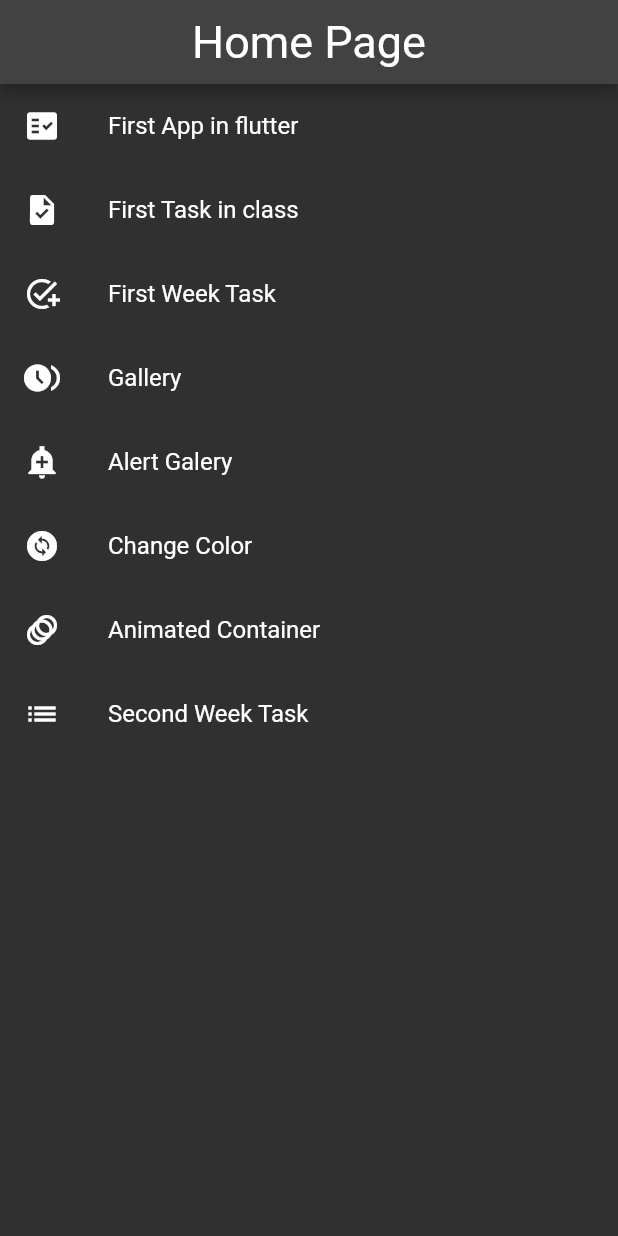
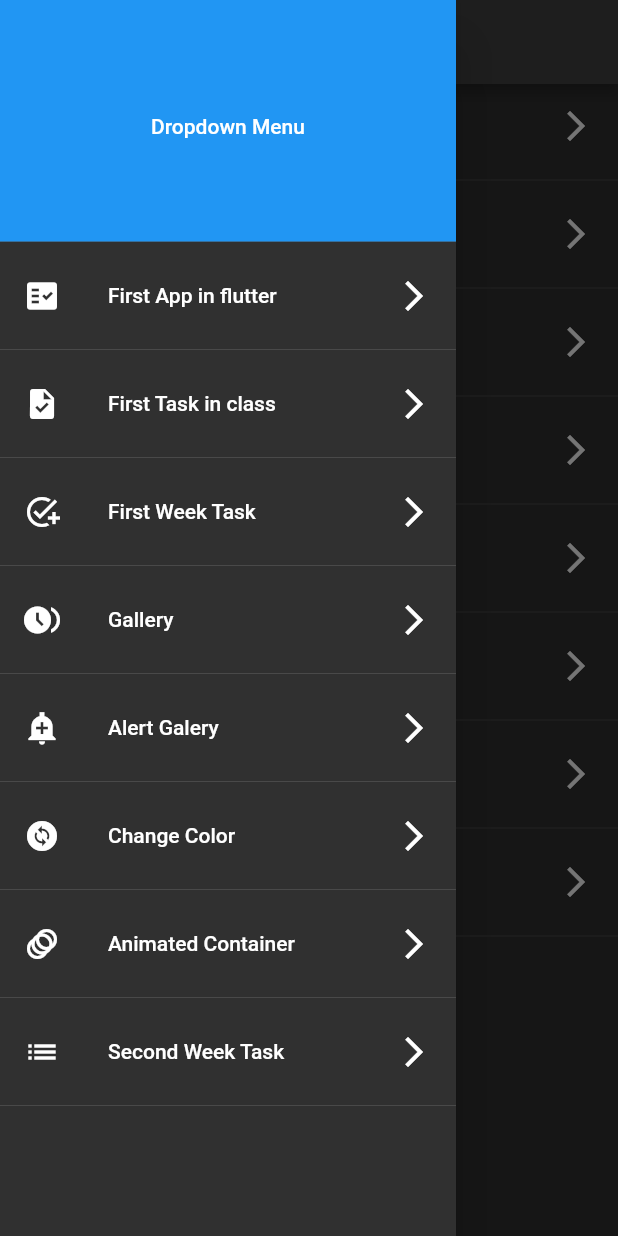
Before and after one commit to DeijoseDevelop/proyecto_flutter_LSV, a Flutter app: the screen it shows after launch, with the side drawer open (before the commit the screen has no drawer), on a phone screen of 412 x 824 dp. Run offline on Flutter 3.47's test engine with Material 2 defaults, Android fonts, the phone set to English and light mode, and no system bars.

Commit message:
separate coding

```diff
--- a/lib/src/utils/alert.dart
+++ b/lib/src/utils/alert.dart
@@ -14,6 +14,15 @@ void showAlert(BuildContext context, String name, String url){
         ),
         actions: <Widget>[
           TextButton(
+            child: const Text('Cancel'),
+            style: TextButton.styleFrom(
+              primary: Colors.red,
+            ),
+            onPressed: (){
+              Navigator.of(context).pop();
+            },
+          ),
+          TextButton(
             child: const Text('Ok'),
             onPressed: (){
               Navigator.of(context).pop();
--- /dev/null
+++ b/lib/src/utils/list_routes.dart
@@ -0,0 +1,67 @@
+import 'package:flutter/material.dart';
+
+class Routes {
+  final BuildContext contexto;
+  Routes({required this.contexto});
+
+  List<Widget> listRoutes() {
+    return [
+      ListTile(
+        leading: const Icon(Icons.fact_check),
+        title: const Text('First App in flutter'),
+        onTap: () => Navigator.pushNamed(contexto, '/app'),
+        trailing: const Icon(Icons.arrow_forward_ios),
+      ),
+      const Divider(),
+      ListTile(
+        leading: const Icon(Icons.task),
+        title: const Text('First Task in class'),
+        onTap: () => Navigator.pushNamed(contexto, '/first'),
+        trailing: const Icon(Icons.arrow_forward_ios),
+      ),
+      const Divider(),
+      ListTile(
+        leading: const Icon(Icons.add_task),
+        title: const Text('First Week Task'),
+        onTap: () => Navigator.pushNamed(contexto, '/task'),
+        trailing: const Icon(Icons.arrow_forward_ios),
+      ),
+      const Divider(),
+      ListTile(
+        leading: const Icon(Icons.browse_gallery),
+        title: const Text('Gallery'),
+        onTap: () => Navigator.pushNamed(contexto, '/gallery'),
+        trailing: const Icon(Icons.arrow_forward_ios),
+      ),
+      const Divider(),
+      ListTile(
+        leading: const Icon(Icons.add_alert_sharp),
+        title: const Text('Alert Galery'),
+        onTap: () => Navigator.pushNamed(contexto, '/alert'),
+        trailing: const Icon(Icons.arrow_forward_ios),
+      ),
+      const Divider(),
+      ListTile(
+        leading: const Icon(Icons.change_circle),
+        title: const Text('Change Color'),
+        onTap: () => Navigator.pushNamed(contexto, '/changeColor'),
+        trailing: const Icon(Icons.arrow_forward_ios),
+      ),
+      const Divider(),
+      ListTile(
+        leading: const Icon(Icons.animation),
+        title: const Text('Animated Container'),
+        onTap: () => Navigator.pushNamed(contexto, '/animatedContainer'),
+        trailing: const Icon(Icons.arrow_forward_ios),
+      ),
+      const Divider(),
+      ListTile(
+        leading: const Icon(Icons.list),
+        title: const Text('Second Week Task'),
+        onTap: () => Navigator.pushNamed(contexto, '/lista'),
+        trailing: const Icon(Icons.arrow_forward_ios),
+      ),
+      const Divider(),
+    ];
+  }
+}
--- a/lib/src/view/home_view.dart
+++ b/lib/src/view/home_view.dart
@@ -1,64 +1,41 @@
+// ignore_for_file: unnecessary_new
+
 import 'package:flutter/material.dart';
+
+import 'package:final_project_of_mobile/src/utils/list_routes.dart';
 
 class HomeView extends StatelessWidget {
   const HomeView({Key? key}) : super(key: key);
 
   @override
   Widget build(BuildContext context) {
+    final routes = new Routes(contexto: context);
+
     return Scaffold(
       appBar: AppBar(
         title: const Text('Home Page'),
         centerTitle: true,
         titleTextStyle: const TextStyle(fontSize: 30.0),
       ),
-      body: _list(context),
-    );
-  }
-
-  Widget _list(BuildContext context){
-    return ListView(
-      children: <Widget>[
-        ListTile(
-          leading: const Icon(Icons.fact_check),
-          title: const Text('First App in flutter'),
-          onTap: () => Navigator.pushNamed(context, '/app'),
+      body: ListView(
+        children: routes.listRoutes()
         ),
-        ListTile(
-          leading: const Icon(Icons.task),
-          title: const Text('First Task in class'),
-          onTap: () => Navigator.pushNamed(context, '/first'),
+      drawer: Drawer(
+        child: ListView(
+          padding: EdgeInsets.zero,
+          children: <Widget>[
+            const DrawerHeader(
+              decoration: BoxDecoration(
+                color: Colors.blue,
+              ),
+              child: Center(
+                child: Text('Dropdown Menu'),
+              ),
+            ),
+            ...routes.listRoutes(),
+          ],
         ),
-        ListTile(
-          leading: const Icon(Icons.add_task),
-          title: const Text('First Week Task'),
-          onTap: () => Navigator.pushNamed(context, '/task'),
-        ),
-        ListTile(
-          leading: const Icon(Icons.browse_gallery),
-          title: const Text('Gallery'),
-          onTap: () => Navigator.pushNamed(context, '/gallery'),
-        ),
-        ListTile(
-          leading: const Icon(Icons.add_alert_sharp),
-          title: const Text('Alert Galery'),
-          onTap: () => Navigator.pushNamed(context, '/alert'),
-        ),
-        ListTile(
-          leading: const Icon(Icons.change_circle),
-          title: const Text('Change Color'),
-          onTap: () => Navigator.pushNamed(context, '/changeColor'),
-        ),
-        ListTile(
-          leading: const Icon(Icons.animation),
-          title: const Text('Animated Container'),
-          onTap: () => Navigator.pushNamed(context, '/animatedContainer'),
-        ),
-        ListTile(
-          leading: const Icon(Icons.list),
-          title: const Text('Second Week Task'),
-          onTap: () => Navigator.pushNamed(context, '/lista'),
-        ),
-      ],
+      ),
     );
   }
 }
```
